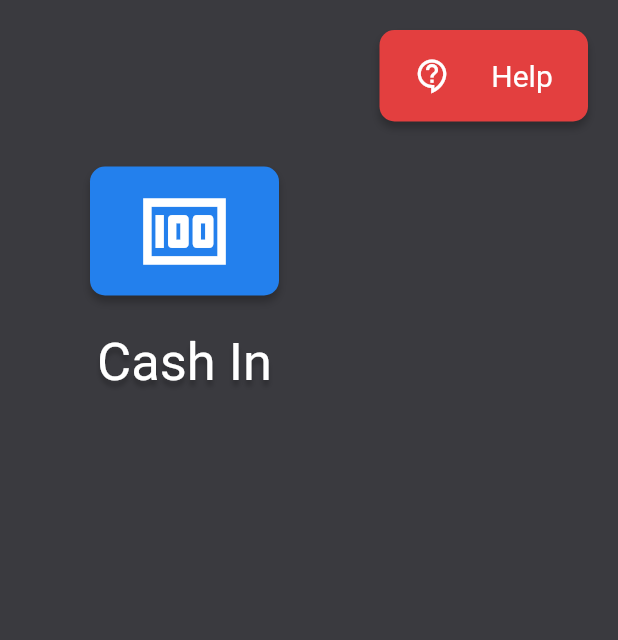
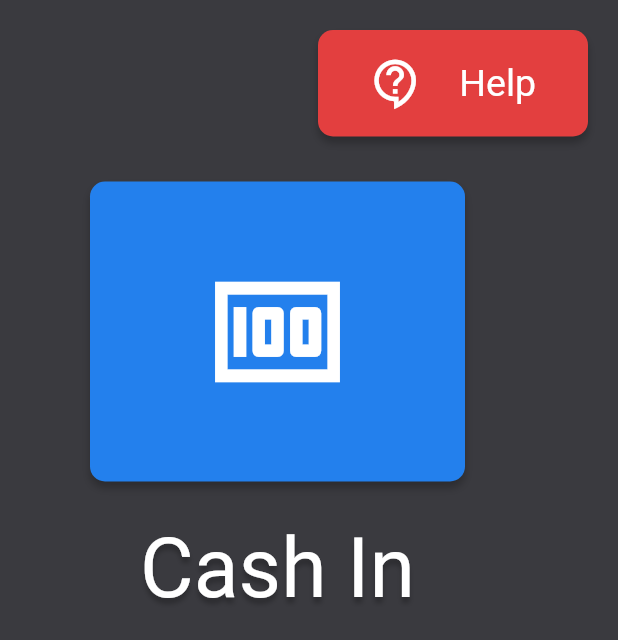
Before and after one commit to arndim01/syncappkiosk, a Flutter app: the CashInServicePage screen opened by its route, after a tap on the "arrow circle left" icon, on a phone screen of 412 x 824 dp. Shown: the top 640 px of the screen. Run offline on Flutter 3.47's test engine with Material 2 defaults, Android fonts, the phone set to English and light mode, and no system bars; Roboto replaces fonts that are missing (Quicksand).

Commit message:
update UI size

```diff
--- a/lib/pages/splashpage.dart
+++ b/lib/pages/splashpage.dart
@@ -20,7 +20,7 @@ class SplashPage extends StatelessWidget {
         children: [
           const Align(
             alignment: Alignment.center,
-            child: DpLogo(height: 110.23, width: 257),
+            child: DpLogo(height: 170.23, width: 357),
           ),
           Align(
             alignment: Alignment.bottomCenter,
--- a/lib/widgets/appheader.dart
+++ b/lib/widgets/appheader.dart
@@ -17,8 +17,8 @@ class AppHeader extends StatelessWidget {
           const SizedBox(),
           Container(
               padding: const EdgeInsets.all(10),
-              width: 139,
-              height: 61,
+              width: 180,
+              height: 71,
               decoration: BoxDecoration(
                   color: DpColors.mainRed,
                   borderRadius: BorderRadius.circular(10),
@@ -29,17 +29,18 @@ class AppHeader extends StatelessWidget {
                         offset: const Offset(0, 4))
                   ]),
               child: Row(
-                mainAxisAlignment: MainAxisAlignment.spaceAround,
+                mainAxisAlignment: MainAxisAlignment.spaceEvenly,
                 children: const [
                   SizedBox(
                     child: Icon(
                       Icons.contact_support_outlined,
                       color: Colors.white,
+                      size: 35,
                     ),
                   ),
                   SizedBox(
                     child: Text('Help',
-                        style: TextStyle(color: Colors.white, fontSize: 20)),
+                        style: TextStyle(color: Colors.white, fontSize: 25)),
                   )
                 ],
               ))
--- a/lib/widgets/cashinlist.dart
+++ b/lib/widgets/cashinlist.dart
@@ -17,7 +17,7 @@ class CashInList extends StatelessWidget {
             child: ClipRRect(
               borderRadius: BorderRadius.circular(10),
               child: Image.asset('./assets/imgs/gcash.png',
-                  width: 250, height: 250),
+                  width: 350, height: 250, filterQuality: FilterQuality.medium),
             ),
           ),
           SizedBox(
@@ -25,7 +25,7 @@ class CashInList extends StatelessWidget {
                 alignment: Alignment.center,
                 child: Text(
                   'Cash In',
-                  style: TextStyle(color: Colors.white, fontSize: 30, shadows: [
+                  style: TextStyle(color: Colors.white, fontSize: 50, shadows: [
                     BoxShadow(
                         color: Colors.black.withOpacity(0.25),
                         blurRadius: 4,
--- a/lib/widgets/customcontentwithnavbutton.dart
+++ b/lib/widgets/customcontentwithnavbutton.dart
@@ -18,8 +18,8 @@ class CustomContentWithNavButton extends StatelessWidget {
           Align(
             alignment: Alignment.center,
             child: Ink(
-              width: 147,
-              height: 262,
+              width: 260,
+              height: 472,
               decoration: BoxDecoration(
                   image: const DecorationImage(
                       image: AssetImage('./assets/imgs/back-bg.png'),
@@ -30,10 +30,10 @@ class CustomContentWithNavButton extends StatelessWidget {
               child: InkWell(
                 customBorder: const RoundedRectangleBorder(
                     borderRadius: BorderRadius.only(
-                        topRight: Radius.circular(150),
-                        bottomRight: Radius.circular(150))),
+                        topRight: Radius.circular(300),
+                        bottomRight: Radius.circular(300))),
                 child: const Icon(Icons.arrow_circle_left_outlined,
-                    size: 110, color: Colors.white),
+                    size: 200, color: Colors.white),
                 onTap: () {
                   Navigator.of(context).pushNamed(goBack);
                 },
@@ -47,8 +47,8 @@ class CustomContentWithNavButton extends StatelessWidget {
           Align(
             alignment: Alignment.center,
             child: Ink(
-              width: 147,
-              height: 262,
+              width: 260,
+              height: 472,
               decoration: BoxDecoration(
                   image: const DecorationImage(
                       image: AssetImage('./assets/imgs/ok-bg.png'),
@@ -59,10 +59,10 @@ class CustomContentWithNavButton extends StatelessWidget {
               child: InkWell(
                 customBorder: const RoundedRectangleBorder(
                     borderRadius: BorderRadius.only(
-                        topLeft: Radius.circular(150),
-                        bottomLeft: Radius.circular(150))),
+                        topLeft: Radius.circular(300),
+                        bottomLeft: Radius.circular(300))),
                 child: const Icon(Icons.arrow_circle_right_outlined,
-                    size: 110, color: Colors.white),
+                    size: 200, color: Colors.white),
                 onTap: () {
                   Navigator.of(context).pushNamed(goTo);
                 },
--- a/lib/widgets/numpad.dart
+++ b/lib/widgets/numpad.dart
@@ -125,9 +125,9 @@ class Numpad extends StatelessWidget {
                 icon: Icon(
                   Icons.arrow_back,
                   color: iconColor,
-                  size: 50,
+                  size: 80,
                 ),
-                iconSize: 40,
+                iconSize: 70,
               ),
             ],
           ),
--- a/lib/widgets/servicelist.dart
+++ b/lib/widgets/servicelist.dart
@@ -19,6 +19,8 @@ class ServiceList extends StatelessWidget {
             child: Column(
               children: [
                 Container(
+                  width: 250,
+                  height: 200,
                   padding: const EdgeInsets.only(
                       top: 10, left: 30, right: 30, bottom: 10),
                   decoration: BoxDecoration(
@@ -33,18 +35,18 @@ class ServiceList extends StatelessWidget {
                   child: const Icon(
                     Icons.money_outlined,
                     color: Colors.white,
-                    size: 66,
+                    size: 100,
                   ),
                 ),
                 SizedBox(
-                  height: 65,
+                  height: 90,
                   child: Align(
                     alignment: Alignment.bottomCenter,
                     child: Text(
                       'Cash In',
                       style: TextStyle(
                           color: Colors.white,
-                          fontSize: 35,
+                          fontSize: 55,
                           shadows: [
                             BoxShadow(
                                 color: Colors.black.withOpacity(0.25),
```
Also changed, not shown: lib/pages/getstartedpage.dart (+4 -4 lines), lib/widgets/inputform.dart (+5 -5 lines), 2 other files.
